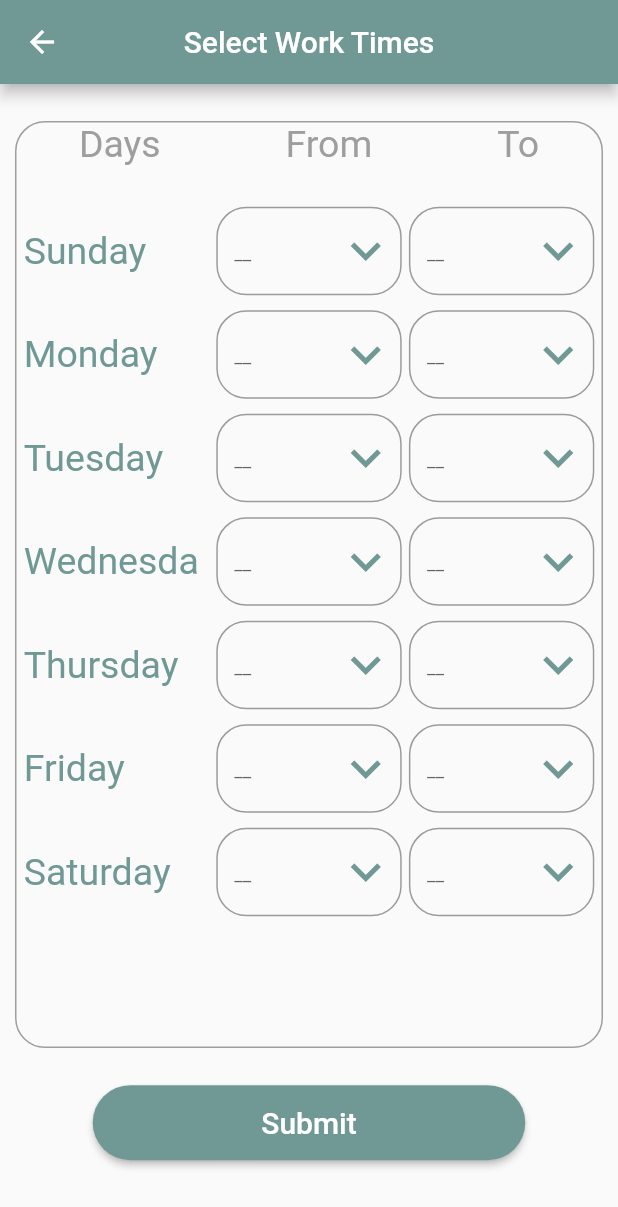
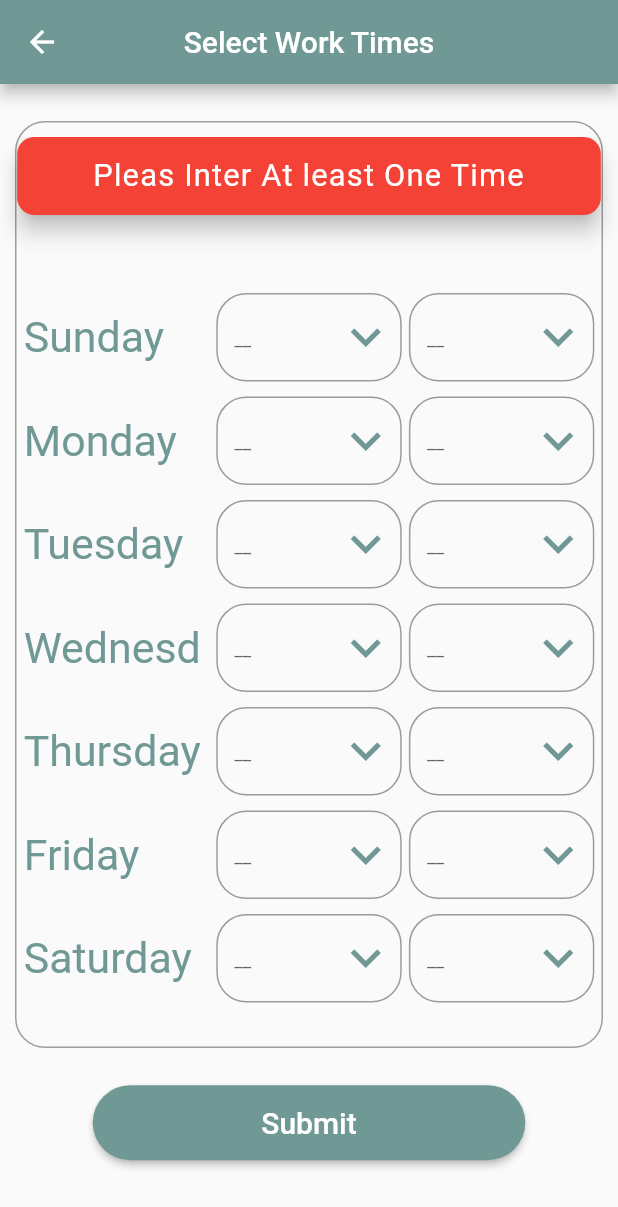
Before and after one commit to manaralbogha/Admin_App, a Flutter app: the AddWorkTimesView screen opened by its route, after a tap on "Submit", on a phone screen of 412 x 824 dp. Shown: the top 1207 px of the screen. Run offline on Flutter 3.47's test engine with Material 2 defaults, Android fonts, the light colour scheme and no system bars; our stand-ins replace dartz, dio, equatable, flutter_bloc, flutter_screenutil, hexcolor and 2 more; missing offline and left inert: awesome_icons; accounts and stored records are empty.

Commit message:
edit time dialog

```diff
--- a/lib/core/functions/custome_dialogs.dart
+++ b/lib/core/functions/custome_dialogs.dart
@@ -1,4 +1,5 @@
 import 'package:flutter/material.dart';
+import 'package:flutter_screenutil/flutter_screenutil.dart';
 import 'package:project_one_admin_app/core/styles/text_styles.dart';
 import 'package:project_one_admin_app/main.dart';
 
@@ -104,7 +105,7 @@ abstract class CustomeDialogs {
     // required String value,
   }) {
     return InkWell(
-      borderRadius: BorderRadius.circular(10),
+      borderRadius: BorderRadius.circular(10.r),
       onTap: onTap,
       child: Container(
         decoration: BoxDecoration(
@@ -113,9 +114,11 @@ abstract class CustomeDialogs {
         ),
         child: Padding(
           padding: const EdgeInsets.all(8.0),
-          child: Text(
-            time,
-            style: TextStyles.textStyle20,
+          child: Center(
+            child: Text(
+              time,
+              style: TextStyles.textStyle20,
+            ),
           ),
         ),
       ),
--- a/lib/core/functions/custome_snack_bar.dart
+++ b/lib/core/functions/custome_snack_bar.dart
@@ -1,20 +1,24 @@
 import 'package:flutter/material.dart';
+import 'package:flutter_screenutil/flutter_screenutil.dart';
 import 'package:project_one_admin_app/core/styles/colors/colors.dart';
+import 'package:project_one_admin_app/core/styles/text_styles.dart';
 
 abstract class CustomeSnackBar {
   static void showSnackBar(BuildContext context,
-      {required String msg, Duration? duration}) {
+      {required String msg, Duration? duration, Color? color = defaultColor}) {
     ScaffoldMessenger.of(context).showSnackBar(
       SnackBar(
+        margin: EdgeInsets.only(bottom: 570.h, left: 10.w, right: 10.w),
         duration: duration ?? const Duration(milliseconds: 4000),
         content: Text(
           msg,
           textAlign: TextAlign.center,
+          style: TextStyles.textStyle18.copyWith(color: Colors.white),
         ),
-        backgroundColor: defaultColor,
+        backgroundColor: color,
         behavior: SnackBarBehavior.floating,
         shape: RoundedRectangleBorder(
-          borderRadius: BorderRadius.circular(10),
+          borderRadius: BorderRadius.circular(10.r),
         ),
       ),
     );
--- a/lib/core/styles/text_styles.dart
+++ b/lib/core/styles/text_styles.dart
@@ -1,22 +1,23 @@
 import 'package:flutter/material.dart';
+import 'package:flutter_screenutil/flutter_screenutil.dart';
 import 'package:project_one_admin_app/core/styles/colors/colors.dart';
 
 abstract class TextStyles {
-  static const TextStyle textStyle16 =
-      TextStyle(color: defaultColor, fontSize: 16, letterSpacing: .6);
+  static TextStyle textStyle16 =
+      TextStyle(color: defaultColor, fontSize: 16.sp, letterSpacing: .6);
 
-  static const TextStyle textStyle18 =
-      TextStyle(color: Colors.grey, fontSize: 18, letterSpacing: .8);
+  static TextStyle textStyle18 =
+      TextStyle(color: Colors.grey, fontSize: 18.sp, letterSpacing: .8);
 
-  static const TextStyle textStyle20 =
-      TextStyle(color: defaultColor, fontSize: 20);
+  static TextStyle textStyle20 =
+      TextStyle(color: defaultColor, fontSize: 20.sp);
 
-  static const TextStyle textStyle25 =
-      TextStyle(color: defaultColor, fontSize: 25);
+  static TextStyle textStyle25 =
+      TextStyle(color: defaultColor, fontSize: 25.sp);
 
-  static const TextStyle textStyle30 =
-      TextStyle(color: defaultColor, fontSize: 30);
+  static TextStyle textStyle30 =
+      TextStyle(color: defaultColor, fontSize: 30.sp);
 
-  static const TextStyle textStyle50 =
-      TextStyle(color: defaultColor, fontSize: 50);
+  static TextStyle textStyle50 =
+      TextStyle(color: defaultColor, fontSize: 50.sp);
 }
--- a/lib/screens/login_screen/login_screen.dart
+++ b/lib/screens/login_screen/login_screen.dart
@@ -70,12 +70,12 @@ class LoginViewBody extends StatelessWidget {
               height: screenSize.height * .3,
             ),
             SizedBox(height: screenSize.height * .02),
-            const Text(
+            Text(
               'Login',
               style: TextStyles.textStyle50,
             ),
             SizedBox(height: screenSize.height * .02),
-            const Text(
+            Text(
               'Please Enter Your Credentials To Get Started ...',
               style: TextStyles.textStyle18,
               maxLines: 2,
--- a/lib/screens/register_doctor_screen/add_work_times_screen.dart
+++ b/lib/screens/register_doctor_screen/add_work_times_screen.dart
@@ -50,6 +50,9 @@ class AddWorkTimesViewBody extends StatelessWidget {
                 child: Column(
                   mainAxisAlignment: MainAxisAlignment.center,
                   children: [
+                    SizedBox(
+                      height: 20.h,
+                    ),
                     Row(
                       mainAxisAlignment: MainAxisAlignment.spaceAround,
                       children: [
@@ -70,7 +73,7 @@ class AddWorkTimesViewBody extends StatelessWidget {
                         ),
                       ],
                     ),
-                    SizedBox(height: 15.w),
+                    SizedBox(height: 40.w),
                     Form(
                       key: cubit.formKey,
                       child: Column(
@@ -86,20 +89,6 @@ class AddWorkTimesViewBody extends StatelessWidget {
                         ),
                       ),
                     ),
-                    // const SizedBox(height: 25),
-                    // const _SelectTimeItem(day: 'Sunday'),
-                    // const SizedBox(height: 10),
-                    // const _SelectTimeItem(day: 'Monday'),
-                    // const SizedBox(height: 10),
-                    // const _SelectTimeItem(day: 'Tuesday'),
-                    // const SizedBox(height: 10),
-                    // const _SelectTimeItem(day: 'Wednesday'),
-                    // const SizedBox(height: 10),
-                    // const _SelectTimeItem(day: 'Thursday'),
-                    // const SizedBox(height: 10),
-                    // const _SelectTimeItem(day: 'Friday'),
-                    // const SizedBox(height: 10),
-                    // const _SelectTimeItem(day: 'Saturday'),
                   ],
                 ),
               ),
@@ -108,8 +97,9 @@ class AddWorkTimesViewBody extends StatelessWidget {
             CustomeButton(
               text: 'Submit',
               onPressed: () {
+                cubit.val(context: context);
                 if (cubit.formKey.currentState!.validate()) {
-                  log(cubit.workTimes.toString());
+                  log('OK');
                 }
               },
             ),
@@ -188,13 +178,14 @@ class _CustomeTextFieldState extends State<_CustomeTextField> {
                         borderRadius: BorderRadius.circular(10)),
                     content: SizedBox(
                       height: screenSize.height * .75,
-                      child: Column(
-                        mainAxisAlignment: MainAxisAlignment.center,
+                      child: GridView.count(
+                        padding: EdgeInsets.zero,
+                        crossAxisCount: 2,
+                        crossAxisSpacing: 10.0,
+                        mainAxisSpacing: 10.0,
                         children: List.generate(
                           cubit.times.length,
-                          (index) => Column(
-                            children: [
-                              CustomeDialogs.timeDialogButton(context,
+                          (index) => CustomeDialogs.timeDialogButton(context,
                               onTap: () {
                             _hintText = cubit.times[index];
 
@@ -205,9 +196,6 @@ class _CustomeTextFieldState extends State<_CustomeTextField> {
                             );
                             Navigator.pop(context);
                           }, time: cubit.times[index]),
-                              const SizedBox(height: 5),
-                            ],
-                          ),
                         ),
                       ),
                     ),
--- a/lib/screens/register_doctor_screen/manager/register_doctor_cubit.dart
+++ b/lib/screens/register_doctor_screen/manager/register_doctor_cubit.dart
@@ -8,12 +8,13 @@ import 'package:project_one_admin_app/core/models/doctor_model.dart';
 import 'package:project_one_admin_app/core/models/register_doctor_model.dart';
 import 'package:project_one_admin_app/screens/register_doctor_screen/manager/register_doctor_states.dart';
 
+import '../../../core/functions/custome_snack_bar.dart';
+
 class RegisterDoctorCubit extends Cubit<RegisterDoctorStates> {
 //  GlobalKey<FormState> formKey = GlobalKey();
   RegisterDoctorModel registerModel = RegisterDoctorModel();
 
   bool obscureText = false;
-
 
   DoctorModel? doctorModel;
 
@@ -64,41 +65,27 @@ class RegisterDoctorCubit extends Cubit<RegisterDoctorStates> {
     'Saturday': {'From': '', 'To': ''},
   };
 
-  String validatorHelper({required int index, required String type}) {
-    switch (index) {
-      case 0:
-        if (workTimes["Sunday"]['From'] == '' &&
-            workTimes["Sunday"]['To'] == '') return 'not requeued';
-        return workTimes["Sunday"][type];
-      case 1:
-        if (workTimes["Monday"]['From'] == '' &&
-            workTimes["Monday"]['To'] == '') return 'not requeued';
-        return workTimes["Monday"][type];
-      case 2:
-        if (workTimes["Tuesday"]['From'] == '' &&
-            workTimes["Tuesday"]['To'] == '') return 'not requeued';
-        return workTimes["Tuesday"][type];
-      case 3:
-        if (workTimes["Wednesday"]['From'] == '' &&
-            workTimes["Wednesday"]['To'] == '') return 'not requeued';
-        return workTimes["Wednesday"][type];
-      case 4:
-        if (workTimes["Thursday"]['From'] == '' &&
-            workTimes["Thursday"]['To'] == '') return 'not requeued';
-        return workTimes["Thursday"][type];
-      case 5:
-        if (workTimes["Friday"]['From'] == '' &&
-            workTimes["Friday"]['To'] == '') return 'not requeued';
-        return workTimes["Friday"][type];
-      case 6:
-        if (workTimes["Saturday"]['From'] == '' &&
-            workTimes["Saturday"]['To'] == '') return 'not requeued';
-        return workTimes["Saturday"][type];
+  val({required context}) {
+    for (String key in workTimes.keys) {
+      if (workTimes[key]['From'] != '' || workTimes[key]['To'] != '') {
+        return null;
+      }
     }
-    return '';
+    CustomeSnackBar.showSnackBar(context,
+        msg: 'Pleas Inter At least One Time',
+        duration: Duration(milliseconds: 3000),
+        color: Colors.red);
   }
 
-  // List<WorkTime> workTimes = [];
+  String validatorHelper({
+    required int index,
+    required String type,
+  }) {
+    if (workTimes[days[index]]['From'] == '' &&
+        workTimes[days[index]]['To'] == '') return 'not requeued';
+    return workTimes[days[index]][type];
+  }
+
   void selectTime(
       {required String time, required int index, required String type}) {
     emit(RegisterDoctorInitial());
@@ -150,3 +137,5 @@ class RegisterDoctorCubit extends Cubit<RegisterDoctorStates> {
     );
   }
 }
+
+class Context {}
```
Also changed, not shown: lib/screens/register_doctor_screen/register_doctor_screen.dart (+4 -3 lines). Lines whose indentation alone changed are shown as unchanged.
